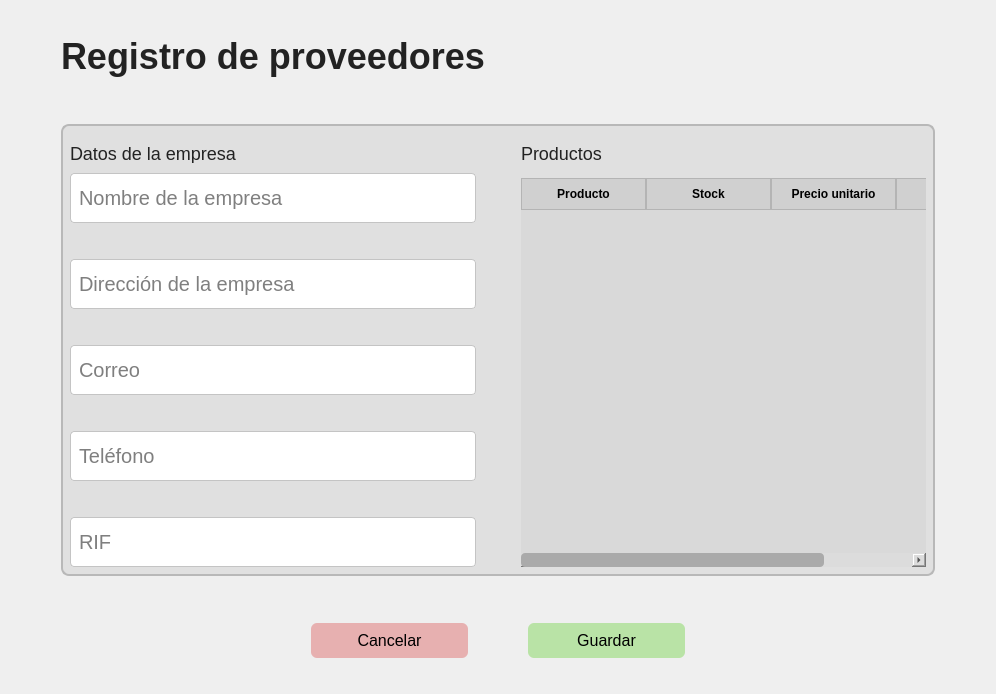
Old version of the form app/windows/ui/editProviders.ui in the repository MoralesMortales/SIRCOM.
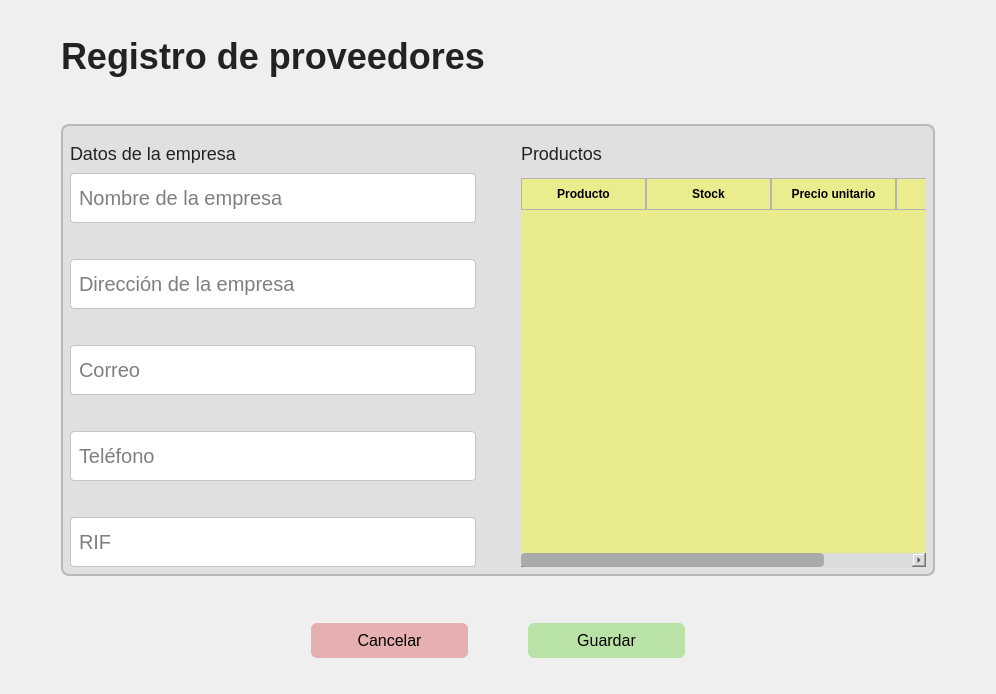
New version of the form.

What changed in the file:
```diff
--- a/app/windows/ui/editProviders.ui
+++ b/app/windows/ui/editProviders.ui
@@ -28,7 +28,7 @@
 }
 
 #menu {
-    background: #D9D9D9;
+    background: #EAEB8C;
     border-bottom: 1.5px solid #bdbdbd;
 }
 
@@ -105,7 +105,7 @@
 
 
 QTableWidget {
-    background: #D9D9D9;
+    background: #EAEB8C;
     gridline-color: #bcbcbc;
     border-radius: 8px;
     font-size: 14px;
@@ -113,7 +113,7 @@
 }
 
 QHeaderView::section {
-    background: #d0d0d0;
+    background: #EBEC8D;
     padding: 6px 4px;
     font-weight: bold;
     border: 1px solid #b4b4b4;
```
